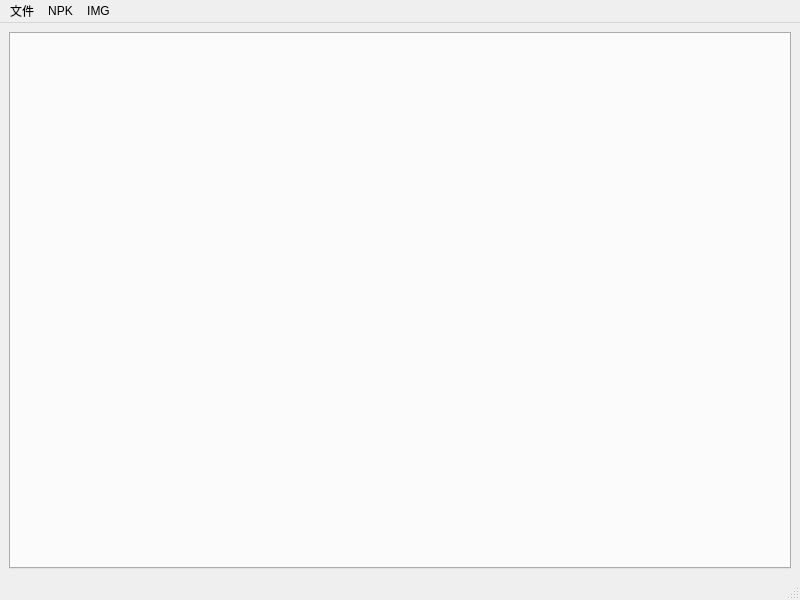
HsOjo/OjoDnfExtractor, file view/main/self.ui: the form before one commit.
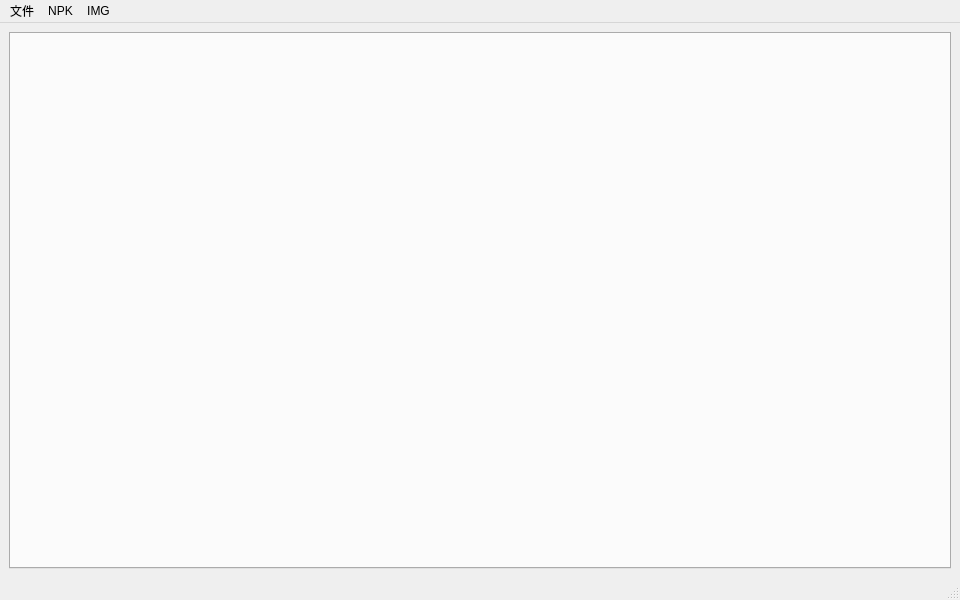
The form after the commit.

Patch:
```diff
--- a/view/main/self.ui
+++ b/view/main/self.ui
@@ -9,7 +9,7 @@
    <rect>
     <x>0</x>
     <y>0</y>
-    <width>800</width>
+    <width>960</width>
     <height>600</height>
    </rect>
   </property>
@@ -28,7 +28,7 @@
     <rect>
      <x>0</x>
      <y>0</y>
-     <width>800</width>
+     <width>960</width>
      <height>22</height>
     </rect>
    </property>
```
Left out of the diff: 67 changed lines with no effect on the pictures.
